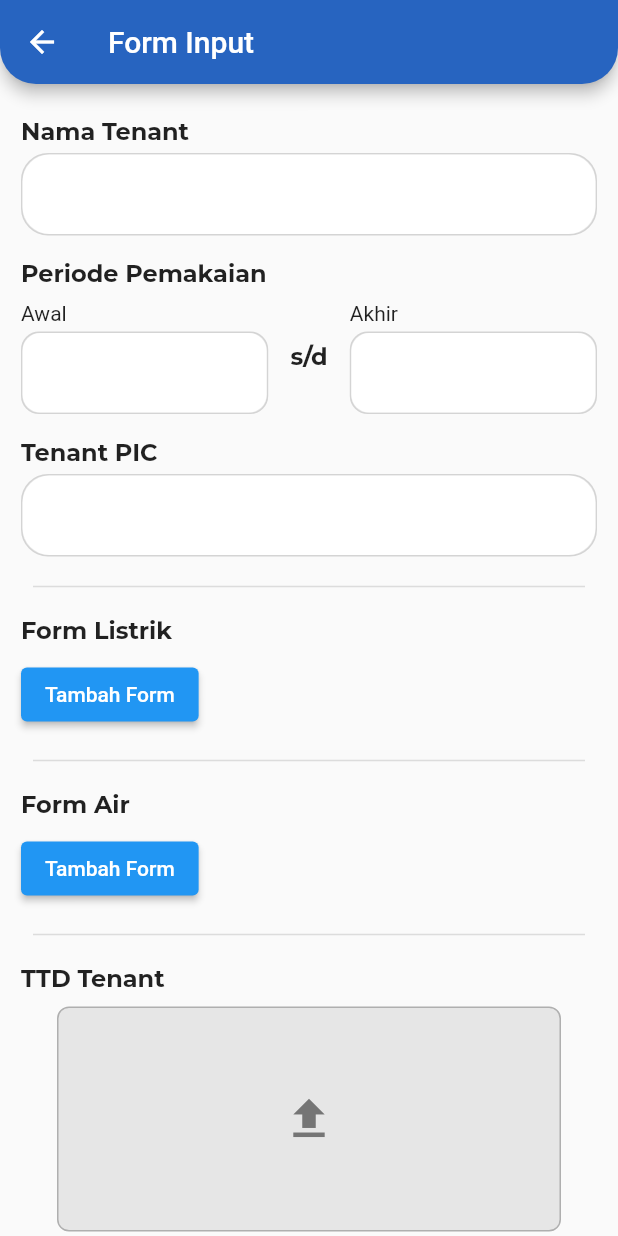
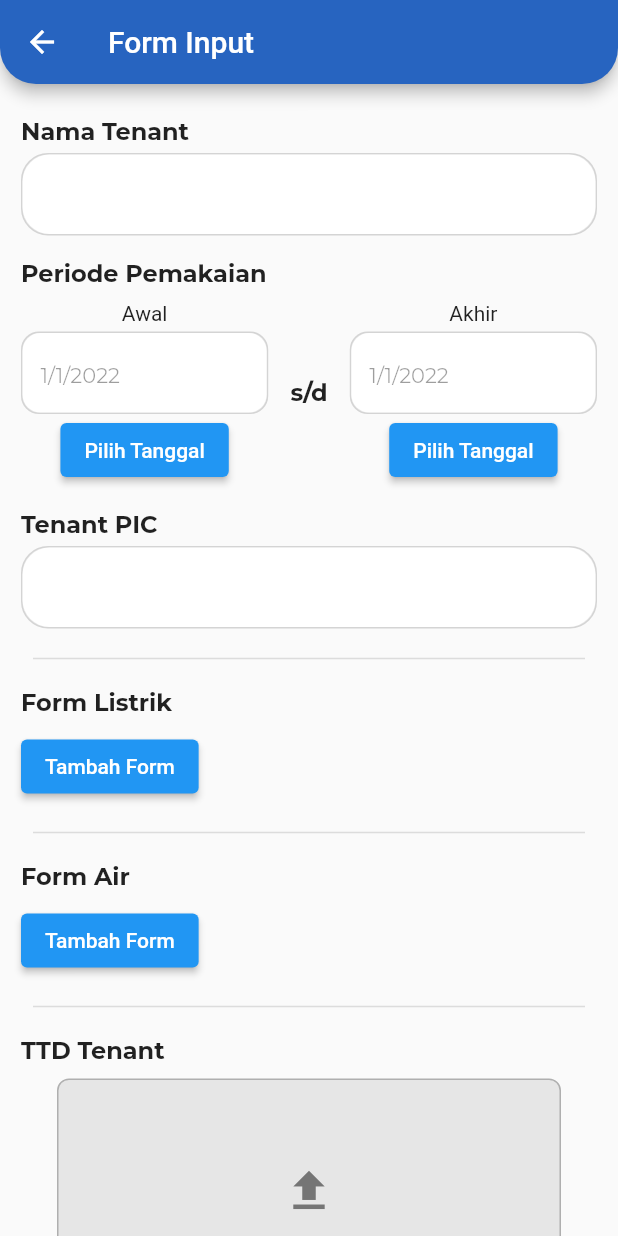
Before and after one commit to MauL08/Tenants, a Flutter app: the FormInputPage screen opened directly, on a phone screen of 412 x 824 dp. Run offline on Flutter 3.47's test engine with Material 2 defaults, Android fonts, the phone set to English and light mode, and no system bars; our stand-ins replace dio, get, google_fonts, hive; accounts and stored records are empty.

Commit message:
add date picker at form input

```diff
--- a/lib/pages/form_input_page/form_input_page.dart
+++ b/lib/pages/form_input_page/form_input_page.dart
@@ -12,6 +12,9 @@ class FormInputPage extends StatefulWidget {
 class _FormInputPageState extends State<FormInputPage> {
   var formListrikList = <Widget>[];
   var formAirList = <Widget>[];
+
+  DateTime dateAwal = DateTime(2022, 1, 1);
+  DateTime dateAkhir = DateTime(2022, 1, 1);
 
   @override
   Widget build(BuildContext context) {
@@ -49,7 +52,7 @@ class _FormInputPageState extends State<FormInputPage> {
                 crossAxisAlignment: CrossAxisAlignment.center,
                 children: [
                   Column(
-                    crossAxisAlignment: CrossAxisAlignment.start,
+                    crossAxisAlignment: CrossAxisAlignment.center,
                     children: [
                       Text('Awal'),
                       SizedBox(height: 4),
@@ -79,13 +82,11 @@ class _FormInputPageState extends State<FormInputPage> {
                             maxLines: 1,
                             keyboardType: TextInputType.text,
                             onChanged: (v) {},
-                            // controller: state.searchText,
                             style: normalTextStyle,
-                            // onSubmitted: (v) {
-                            //   state.getOrderList(context, 'all');
-                            // },
-                            decoration: const InputDecoration(
-                              // hintText: "Search by No Order",
+                            decoration: InputDecoration(
+                              enabled: false,
+                              hintText:
+                                  "${dateAwal.day}/${dateAwal.month}/${dateAwal.year}",
                               hintStyle: TextStyle(fontSize: 14),
                               alignLabelWithHint: true,
                               contentPadding: EdgeInsets.all(paddingL),
@@ -94,6 +95,21 @@ class _FormInputPageState extends State<FormInputPage> {
                           ),
                         ),
                       ),
+                      ElevatedButton(
+                        onPressed: () async {
+                          DateTime? newDateAwal = await showDatePicker(
+                            context: context,
+                            initialDate: dateAwal,
+                            firstDate: DateTime(2000),
+                            lastDate: DateTime(2100),
+                          );
+                          if (newDateAwal == null) return;
+                          setState(() {
+                            dateAwal = newDateAwal;
+                          });
+                        },
+                        child: Text('Pilih Tanggal'),
+                      )
                     ],
                   ),
                   Text(
@@ -101,7 +117,7 @@ class _FormInputPageState extends State<FormInputPage> {
                     style: heading3Style,
                   ),
                   Column(
-                    crossAxisAlignment: CrossAxisAlignment.start,
+                    crossAxisAlignment: CrossAxisAlignment.center,
                     children: [
                       Text('Akhir'),
                       SizedBox(height: 4),
@@ -131,13 +147,11 @@ class _FormInputPageState extends State<FormInputPage> {
                             maxLines: 1,
                             keyboardType: TextInputType.text,
                             onChanged: (v) {},
-                            // controller: state.searchText,
                             style: normalTextStyle,
-                            // onSubmitted: (v) {
-                            //   state.getOrderList(context, 'all');
-                            // },
-                            decoration: const InputDecoration(
-                              // hintText: "Search by No Order",
+                            decoration: InputDecoration(
+                              enabled: false,
+                              hintText:
+                                  "${dateAkhir.day}/${dateAkhir.month}/${dateAkhir.year}",
                               hintStyle: TextStyle(fontSize: 14),
                               alignLabelWithHint: true,
                               contentPadding: EdgeInsets.all(paddingL),
@@ -146,6 +160,21 @@ class _FormInputPageState extends State<FormInputPage> {
                           ),
                         ),
                       ),
+                      ElevatedButton(
+                        onPressed: () async {
+                          DateTime? newDateAkhir = await showDatePicker(
+                            context: context,
+                            initialDate: dateAkhir,
+                            firstDate: DateTime(2000),
+                            lastDate: DateTime(2100),
+                          );
+                          if (newDateAkhir == null) return;
+                          setState(() {
+                            dateAkhir = newDateAkhir;
+                          });
+                        },
+                        child: Text('Pilih Tanggal'),
+                      )
                     ],
                   )
                 ],
```
